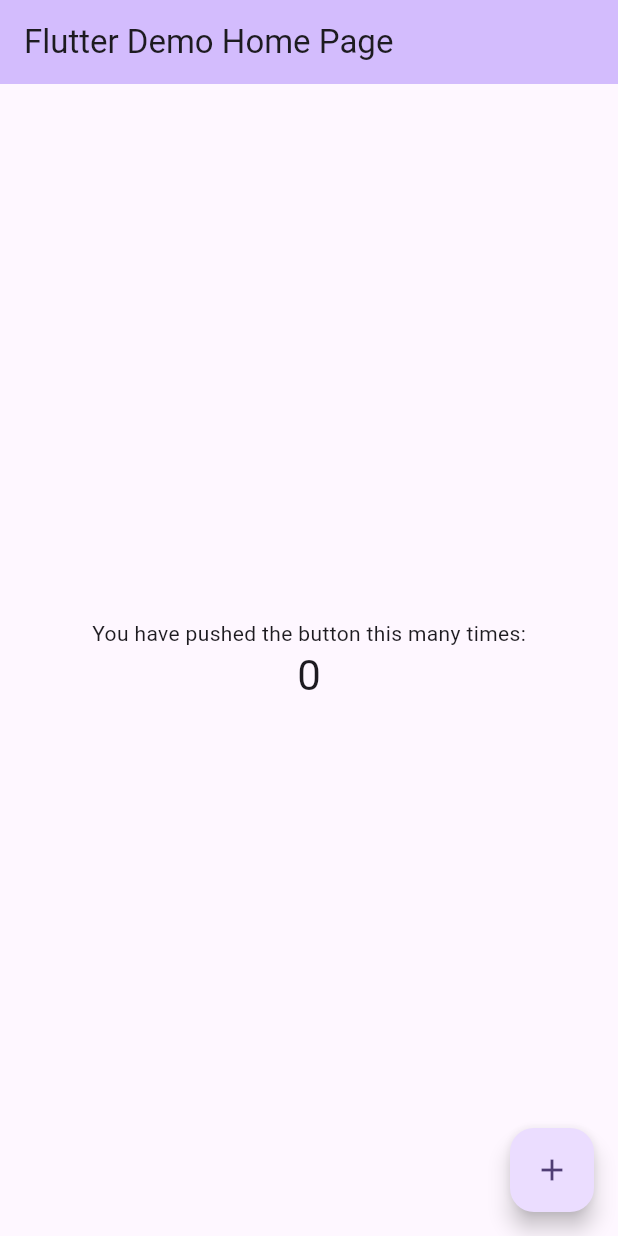
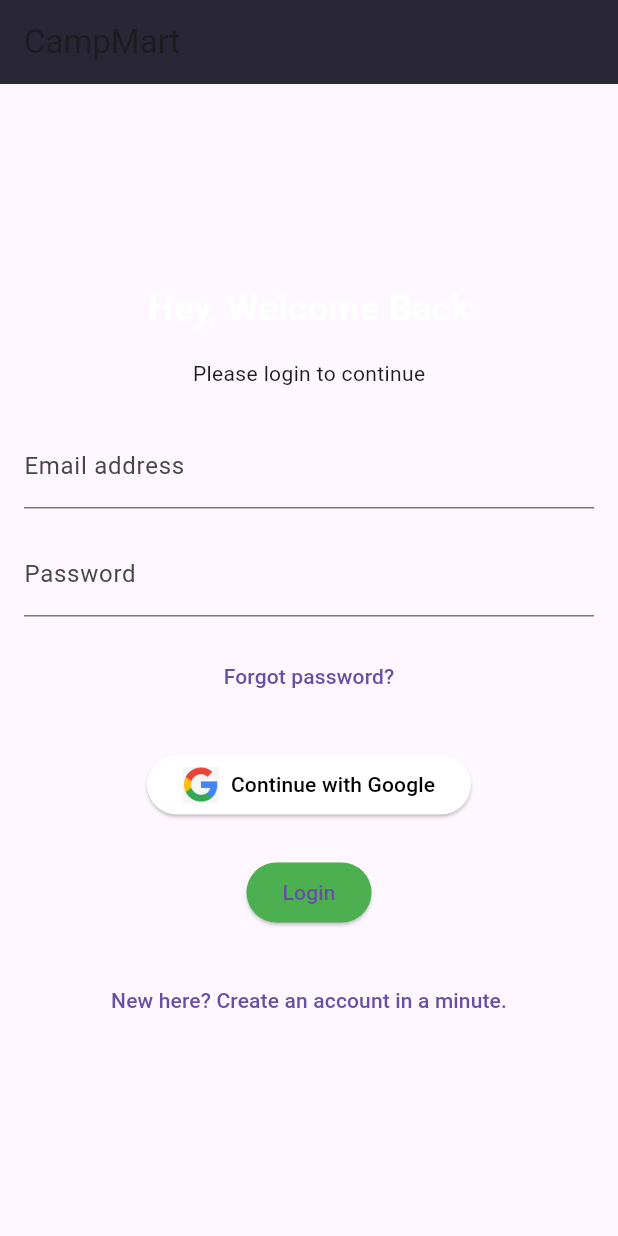
Before and after one commit to ST60002CEM/batch32b-Aayush1222, a Flutter app: the screen it shows after launch, on a phone screen of 412 x 824 dp. Run offline on Flutter 3.47's test engine with Material 3 defaults, Android fonts, the phone set to English and light mode, and no system bars.

Commit message:
login and signup

```diff
--- /dev/null
+++ b/campmart/lib/app/app.dart
@@ -0,0 +1,14 @@
+import '../screen/login_screen.dart';
+import '../screen/register_screen.dart';
+import 'package:flutter/material.dart';
+
+class App extends StatelessWidget {
+  const App({super.key});
+
+  @override
+  Widget build(BuildContext context) {
+    return MaterialApp(
+      home: LoginPage(),
+    );
+  }
+}
--- a/campmart/lib/main.dart
+++ b/campmart/lib/main.dart
@@ -1,125 +1,8 @@
+import 'package:campmart/app/app.dart';
 import 'package:flutter/material.dart';
 
 void main() {
-  runApp(const MyApp());
+  runApp(
+    const App(),
+  );
 }
-
-class MyApp extends StatelessWidget {
-  const MyApp({super.key});
-
-  // This widget is the root of your application.
-  @override
-  Widget build(BuildContext context) {
-    return MaterialApp(
-      title: 'Flutter Demo',
-      theme: ThemeData(
-        // This is the theme of your application.
-        //
-        // TRY THIS: Try running your application with "flutter run". You'll see
-        // the application has a purple toolbar. Then, without quitting the app,
-        // try changing the seedColor in the colorScheme below to Colors.green
-        // and then invoke "hot reload" (save your changes or press the "hot
-        // reload" button in a Flutter-supported IDE, or press "r" if you used
-        // the command line to start the app).
-        //
-        // Notice that the counter didn't reset back to zero; the application
-        // state is not lost during the reload. To reset the state, use hot
-        // restart instead.
-        //
-        // This works for code too, not just values: Most code changes can be
-        // tested with just a hot reload.
-        colorScheme: ColorScheme.fromSeed(seedColor: Colors.deepPurple),
-        useMaterial3: true,
-      ),
-      home: const MyHomePage(title: 'Flutter Demo Home Page'),
-    );
-  }
-}
-
-class MyHomePage extends StatefulWidget {
-  const MyHomePage({super.key, required this.title});
-
-  // This widget is the home page of your application. It is stateful, meaning
-  // that it has a State object (defined below) that contains fields that affect
-  // how it looks.
-
-  // This class is the configuration for the state. It holds the values (in this
-  // case the title) provided by the parent (in this case the App widget) and
-  // used by the build method of the State. Fields in a Widget subclass are
-  // always marked "final".
-
-  final String title;
-
-  @override
-  State<MyHomePage> createState() => _MyHomePageState();
-}
-
-class _MyHomePageState extends State<MyHomePage> {
-  int _counter = 0;
-
-  void _incrementCounter() {
-    setState(() {
-      // This call to setState tells the Flutter framework that something has
-      // changed in this State, which causes it to rerun the build method below
-      // so that the display can reflect the updated values. If we changed
-      // _counter without calling setState(), then the build method would not be
-      // called again, and so nothing would appear to happen.
-      _counter++;
-    });
-  }
-
-  @override
-  Widget build(BuildContext context) {
-    // This method is rerun every time setState is called, for instance as done
-    // by the _incrementCounter method above.
-    //
-    // The Flutter framework has been optimized to make rerunning build methods
-    // fast, so that you can just rebuild anything that needs updating rather
-    // than having to individually change instances of widgets.
-    return Scaffold(
-      appBar: AppBar(
-        // TRY THIS: Try changing the color here to a specific color (to
-        // Colors.amber, perhaps?) and trigger a hot reload to see the AppBar
-        // change color while the other colors stay the same.
-        backgroundColor: Theme.of(context).colorScheme.inversePrimary,
-        // Here we take the value from the MyHomePage object that was created by
-        // the App.build method, and use it to set our appbar title.
-        title: Text(widget.title),
-      ),
-      body: Center(
-        // Center is a layout widget. It takes a single child and positions it
-        // in the middle of the parent.
-        child: Column(
-          // Column is also a layout widget. It takes a list of children and
-          // arranges them vertically. By default, it sizes itself to fit its
-          // children horizontally, and tries to be as tall as its parent.
-          //
-          // Column has various properties to control how it sizes itself and
-          // how it positions its children. Here we use mainAxisAlignment to
-          // center the children vertically; the main axis here is the vertical
-          // axis because Columns are vertical (the cross axis would be
-          // horizontal).
-          //
-          // TRY THIS: Invoke "debug painting" (choose the "Toggle Debug Paint"
-          // action in the IDE, or press "p" in the console), to see the
-          // wireframe for each widget.
-          mainAxisAlignment: MainAxisAlignment.center,
-          children: <Widget>[
-            const Text(
-              'You have pushed the button this many times:',
-            ),
-            Text(
-              '$_counter',
-              style: Theme.of(context).textTheme.headlineMedium,
-            ),
-          ],
-        ),
-      ),
-      floatingActionButton: FloatingActionButton(
-        onPressed: _incrementCounter,
-        tooltip: 'Increment',
-        child: const Icon(Icons.add),
-      ), // This trailing comma makes auto-formatting nicer for build methods.
-    );
-  }
-}
--- /dev/null
+++ b/campmart/lib/screen/login_screen.dart
@@ -0,0 +1,129 @@
+import '../screen/register_screen.dart';
+import 'package:flutter/material.dart';
+
+class LoginPage extends StatefulWidget {
+  const LoginPage({super.key});
+
+  @override
+  _LoginPageState createState() => _LoginPageState();
+}
+
+class _LoginPageState extends State<LoginPage> {
+  final _formKey = GlobalKey<FormState>();
+  String _email = '';
+  String _password = '';
+
+  @override
+  Widget build(BuildContext context) {
+    return Scaffold(
+      appBar: AppBar(
+        title: const Text('CampMart'),
+        backgroundColor: Color.fromARGB(255, 41, 38, 53),
+      ),
+      body: Padding(
+        padding: const EdgeInsets.all(16.0),
+        child: Form(
+          key: _formKey,
+          child: Column(
+            mainAxisAlignment: MainAxisAlignment.center,
+            children: [
+              const Text(
+                'Hey, Welcome Back',
+                style: TextStyle(
+                  fontSize: 24.0,
+                  fontWeight: FontWeight.bold,
+                  color: Colors.white,
+                ),
+              ),
+              SizedBox(height: 16.0),
+              const Text('Please login to continue'),
+              SizedBox(height: 24.0),
+              TextFormField(
+                decoration: InputDecoration(
+                  labelText: 'Email address',
+                ),
+                validator: (value) {
+                  if (value!.isEmpty) {
+                    return 'Please enter your email address';
+                  }
+                  return null;
+                },
+                onSaved: (value) {
+                  _email = value!;
+                },
+              ),
+              const SizedBox(height: 16.0),
+              TextFormField(
+                obscureText: true,
+                decoration: const InputDecoration(
+                  labelText: 'Password',
+                ),
+                validator: (value) {
+                  if (value!.isEmpty) {
+                    return 'Please enter your password';
+                  }
+                  return null;
+                },
+                onSaved: (value) {
+                  _password = value!;
+                },
+              ),
+              const SizedBox(height: 16.0),
+              TextButton(
+                onPressed: () {
+                  // Handle forgot password action
+                },
+                child: const Text('Forgot password?'),
+              ),
+              const SizedBox(height: 24.0),
+              ElevatedButton(
+                onPressed: () {
+                  // Handle Google sign-in
+                },
+                style: ElevatedButton.styleFrom(
+                  foregroundColor: Colors.black,
+                  backgroundColor: Colors.white,
+                ),
+                child: Row(
+                  mainAxisSize: MainAxisSize.min,
+                  children: [
+                    Image.asset(
+                      'assets/images/google_logo.png',
+                      height: 24.0,
+                    ),
+                    const SizedBox(width: 8.0),
+                    const Text('Continue with Google'),
+                  ],
+                ),
+              ),
+              const SizedBox(height: 24.0),
+              ElevatedButton(
+                onPressed: () {
+                  if (_formKey.currentState!.validate()) {
+                    _formKey.currentState!.save();
+                    // Handle login logic
+                  }
+                },
+                style: ElevatedButton.styleFrom(
+                  backgroundColor: Colors.green,
+                ),
+                child: const Text('Login'),
+              ),
+              const SizedBox(height: 24.0),
+              TextButton(
+                onPressed: () {
+                  Navigator.push(
+                    context,
+                    MaterialPageRoute(builder: (context) => SignUpPage()),
+                  );
+                  // Navigate to sign-up page
+                },
+                child: const Text('New here? Create an account in a minute.'),
+              ),
+            ],
+          ),
+        ),
+      ),
+    );
+  }
+}
--- a/campmart/pubspec.yaml
+++ b/campmart/pubspec.yaml
@@ -59,9 +59,9 @@ flutter:
   uses-material-design: true
 
   # To add assets to your application, add an assets section, like this:
-  # assets:
-  #   - images/a_dot_burr.jpeg
-  #   - images/a_dot_ham.jpeg
+  assets:
+    - assets/images/
+    - assets/icons/
 
   # An image asset can refer to one or more resolution-specific "variants", see
   # https://flutter.dev/assets-and-images/#resolution-aware
```
Also changed, not shown: campmart/lib/screen/register_screen.dart (added, +91 -0 lines), campmart/assets/images/google_logo.png (added), campmart/lib/screen/splash_screen.dart (added), 1 other file.
